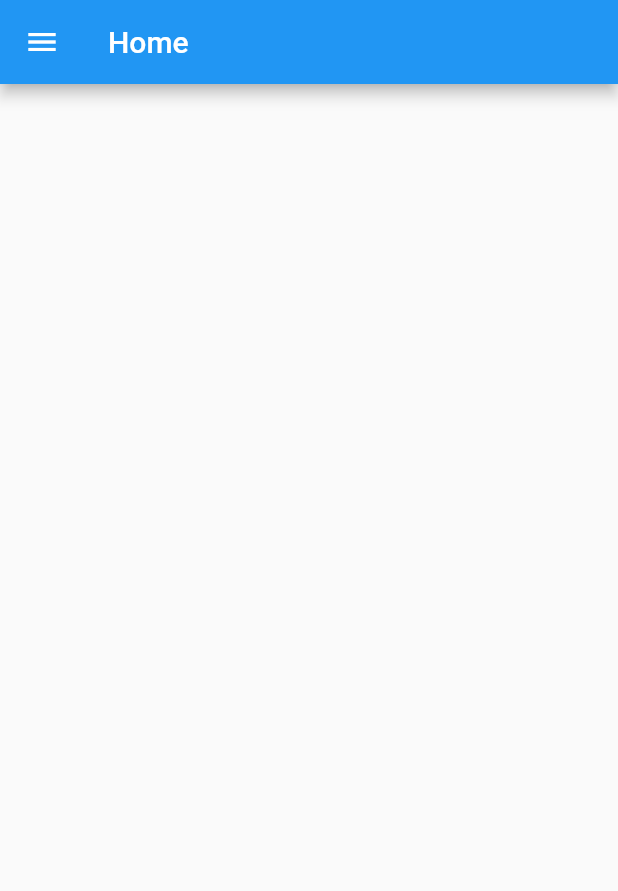
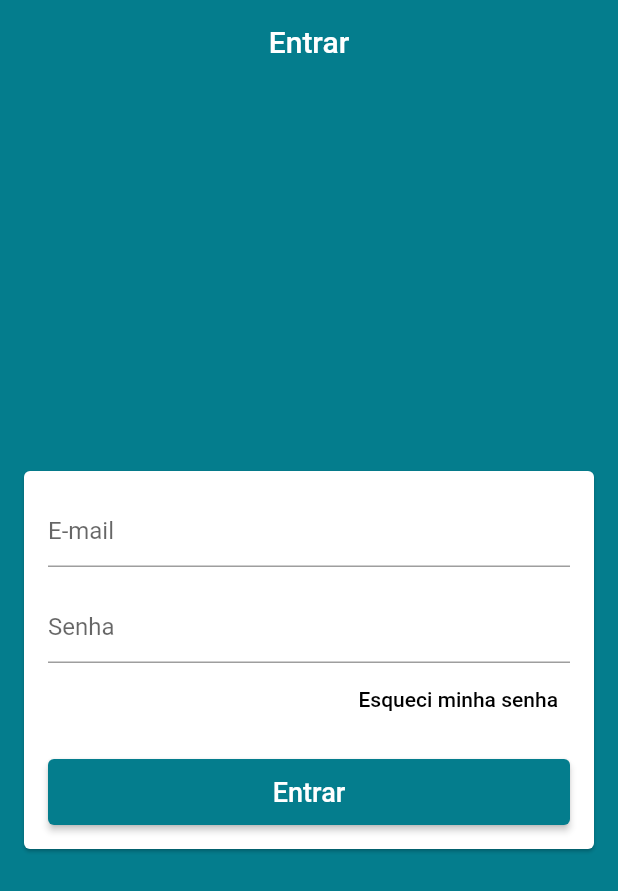
Before and after one commit to Luiz-fss/loja_virtual_completa, a Flutter app: the screen it shows after launch, on a phone screen of 412 x 824 dp. Shown: the top 891 px of the screen. Run offline on Flutter 3.47's test engine with Material 2 defaults, Android fonts, the light colour scheme and no system bars; our stand-ins replace cloud_firestore, firebase_auth, firebase_core; accounts and stored records are empty.

Commit message:
Criação da tela de login

```diff
--- a/lib/componentes-gerais/item-drawer.dart
+++ b/lib/componentes-gerais/item-drawer.dart
@@ -25,7 +25,7 @@ class ItemDrawer extends StatelessWidget {
               child: Icon(
                 iconData,
                 size: 32,
-                color: _retornarCorItemSelecionado(paginaAtual),
+                color: _retornarCorItemSelecionado(paginaAtual,context),
               ),
             ),
             SizedBox(width: 32,),
@@ -33,7 +33,7 @@ class ItemDrawer extends StatelessWidget {
               titulo,
               style:  TextStyle(
                 fontSize: 16,
-                color: _retornarCorItemSelecionado(paginaAtual)
+                color: _retornarCorItemSelecionado(paginaAtual,context)
               ),
             )
           ],
@@ -42,9 +42,9 @@ class ItemDrawer extends StatelessWidget {
     );
   }
 
-  Color _retornarCorItemSelecionado(int paginaAtual){
+  Color _retornarCorItemSelecionado(int paginaAtual,BuildContext context){
     if(paginaAtual == pagina){
-      return Colors.red;
+      return Theme.of(context).primaryColor;
     }else{
       return Colors.grey;
     }
--- a/lib/main.dart
+++ b/lib/main.dart
@@ -19,8 +19,12 @@ class MyApp extends StatelessWidget {
     return MaterialApp(
       title: 'Lojinha',
       debugShowCheckedModeBanner: false,
+      color:  Color.fromARGB(255, 4, 125, 141),
       theme: ThemeData(
-        primarySwatch: Colors.blue,
+       primaryColor:  Color.fromARGB(255, 4, 125, 141),
+        visualDensity: VisualDensity.adaptivePlatformDensity,
+        scaffoldBackgroundColor:const Color.fromARGB(255, 4, 125, 141),
+        appBarTheme: const AppBarTheme(elevation: 0)
       ),
       home: TelaBase(),
     );
--- /dev/null
+++ b/lib/telas/login/tela-login.dart
@@ -0,0 +1,77 @@
+import 'package:flutter/material.dart';
+
+class TelaLogin extends StatelessWidget {
+   TelaLogin({Key? key}) : super(key: key);
+
+  @override
+  Widget build(BuildContext context) {
+    return  Scaffold(
+      backgroundColor:  const Color.fromARGB(255, 4, 125, 141),
+      appBar: AppBar(
+        title: const Text("Entrar"),
+        centerTitle: true,
+        backgroundColor:  const Color.fromARGB(255, 4, 125, 141),
+      ),
+      body: Center(
+        child: Card(
+          margin: const EdgeInsets.symmetric(horizontal: 16),
+          child: ListView(
+            padding: const EdgeInsets.all(16),
+            shrinkWrap: true,
+            children: [
+              TextFormField(
+                decoration: const InputDecoration(
+                  hintText: "E-mail",
+                ),
+                keyboardType: TextInputType.emailAddress,
+                autocorrect: false,
+                validator: (email){},
+              ),
+              const SizedBox(height: 16,),
+              TextFormField(
+                decoration: const InputDecoration(
+                  hintText: "Senha",
+                ),
+                obscureText: true,
+                autocorrect: false,
+                validator: (senha){
+                  if(senha!.isEmpty || senha.length < 6){
+                    return "Senha Inválida";
+                  }
+                },
+              ),
+              Align(
+                alignment: Alignment.centerRight,
+                child: TextButton(
+                  onPressed: (){},
+                  child: const Text(
+                      "Esqueci minha senha",
+                    style: TextStyle(
+                      color: Colors.black
+                    ),
+                  ),
+                ),
+              ),
+              const SizedBox(height: 16,),
+              SizedBox(
+                height: 44,
+                child: ElevatedButton(
+                    onPressed: (){},
+                  style: ButtonStyle(
+                    backgroundColor: MaterialStateProperty.all<Color>(const Color.fromARGB(255, 4, 125, 141),),
+                  ),
+                    child: const Text(
+                        "Entrar",
+                      style: TextStyle(
+                        fontSize: 18
+                      ),
+                    ),
+                ),
+              )
+            ],
+          ),
+        ),
+      ),
+    );
+  }
+}
--- a/lib/telas/tela-base.dart
+++ b/lib/telas/tela-base.dart
@@ -1,6 +1,7 @@
 import 'package:flutter/material.dart';
 import 'package:loja_virtual_completa/componentes-gerais/drawer-customizado.dart';
 import 'package:loja_virtual_completa/models/gerenciador-paginas.dart';
+import 'package:loja_virtual_completa/telas/login/tela-login.dart';
 import 'package:provider/provider.dart';
 
 class TelaBase extends StatelessWidget {
@@ -16,27 +17,32 @@ class TelaBase extends StatelessWidget {
           physics: const NeverScrollableScrollPhysics(),
           controller: _pageController,
           children: [
+            TelaLogin(),
             Scaffold(
               drawer: DrawerCustomizado(),
               appBar: AppBar(
                 title: Text("Home"),
+                backgroundColor:  const Color.fromARGB(255, 4, 125, 141),
               ),
             ),
             Scaffold(
               drawer: DrawerCustomizado(),
               appBar: AppBar(
+                backgroundColor:  const Color.fromARGB(255, 4, 125, 141),
                 title: Text("Home2"),
               ),
             ),
             Scaffold(
               drawer: DrawerCustomizado(),
               appBar: AppBar(
+                backgroundColor:  const Color.fromARGB(255, 4, 125, 141),
                 title: Text("Home3"),
               ),
             ),
             Scaffold(
               drawer: DrawerCustomizado(),
               appBar: AppBar(
+                backgroundColor:  const Color.fromARGB(255, 4, 125, 141),
                 title: Text("Home4"),
               ),
             ),
```
